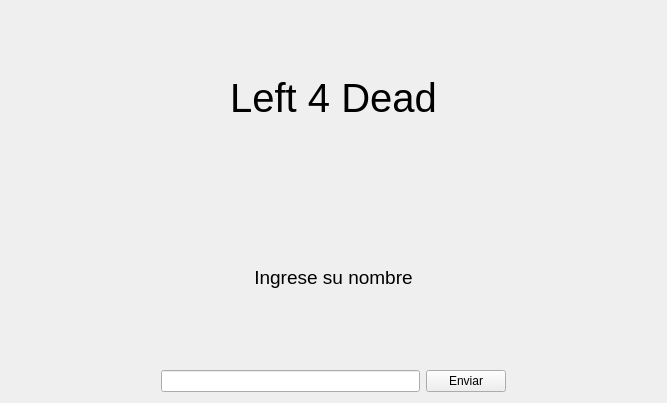
Before: the Qt Designer form qt/Lobby.ui in BMQuiroga/TP-FINAL-TALLER-1, drawn with Qt 5.
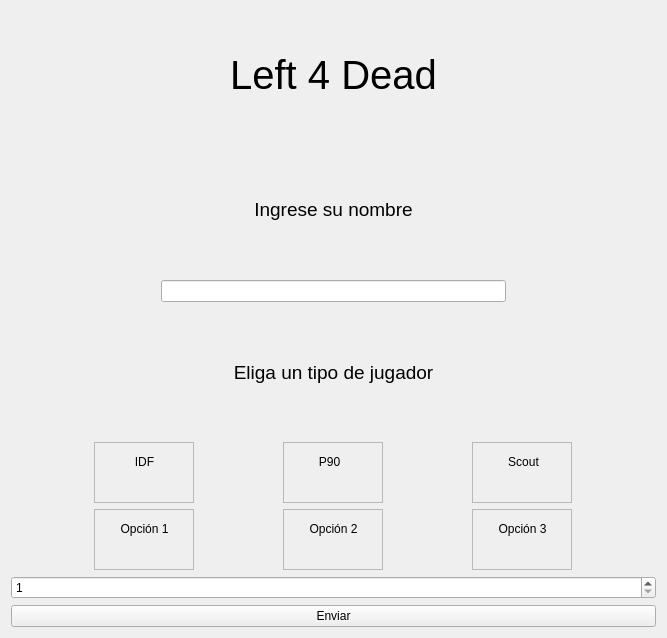
After: the same form once the commit is applied.

Commit message: feat(Jugador-puede-elegir-tipo-de-arma): En el lobby, en el mismo momento en que el jugador elige el nombre, también elige el tipo de arma que puede utilizar

Diff of the .ui file:
```diff
--- a/qt/Lobby.ui
+++ b/qt/Lobby.ui
@@ -7,14 +7,14 @@
     <x>0</x>
     <y>0</y>
     <width>667</width>
-    <height>403</height>
+    <height>638</height>
    </rect>
   </property>
   <property name="windowTitle">
    <string>Form</string>
   </property>
-  <layout class="QVBoxLayout" name="verticalLayout">
-   <item>
+  <layout class="QGridLayout" name="gridLayout">
+   <item row="0" column="0">
     <widget class="QLabel" name="label_2">
      <property name="font">
       <font>
@@ -29,7 +29,7 @@
      </property>
     </widget>
    </item>
-   <item>
+   <item row="1" column="0">
     <widget class="QLabel" name="label">
      <property name="font">
       <font>
@@ -44,7 +44,7 @@
      </property>
     </widget>
    </item>
-   <item>
+   <item row="2" column="0">
     <layout class="QHBoxLayout" name="horizontalLayout">
      <property name="leftMargin">
       <number>150</number>
@@ -58,15 +58,251 @@
      <item>
       <widget class="QLineEdit" name="inputName"/>
      </item>
+    </layout>
+   </item>
+   <item row="3" column="0">
+    <widget class="QLabel" name="label_3">
+     <property name="font">
+      <font>
+       <pointsize>14</pointsize>
+      </font>
+     </property>
+     <property name="text">
+      <string>Eliga un tipo de jugador</string>
+     </property>
+     <property name="alignment">
+      <set>Qt::AlignCenter</set>
+     </property>
+    </widget>
+   </item>
+   <item row="4" column="0">
+    <layout class="QVBoxLayout" name="verticalLayout">
      <item>
-      <widget class="QPushButton" name="buttonName">
-       <property name="text">
-        <string>Enviar</string>
+      <layout class="QHBoxLayout" name="horizontalLayout_3">
+       <item>
+        <widget class="QFrame" name="frame_2">
+         <property name="maximumSize">
+          <size>
+           <width>100</width>
+           <height>16777215</height>
+          </size>
+         </property>
+         <property name="styleSheet">
+          <string notr="true"/>
+         </property>
+         <property name="frameShape">
+          <enum>QFrame::StyledPanel</enum>
+         </property>
+         <property name="frameShadow">
+          <enum>QFrame::Raised</enum>
+         </property>
+         <widget class="QLabel" name="label_7">
+          <property name="geometry">
+           <rect>
+            <x>0</x>
+            <y>10</y>
+            <width>101</width>
+            <height>20</height>
+           </rect>
+          </property>
+          <property name="text">
+           <string>IDF</string>
+          </property>
+          <property name="alignment">
+           <set>Qt::AlignCenter</set>
+          </property>
+         </widget>
+        </widget>
+       </item>
+       <item>
+        <widget class="QFrame" name="frame_3">
+         <property name="maximumSize">
+          <size>
+           <width>100</width>
+           <height>16777215</height>
+          </size>
+         </property>
+         <property name="frameShape">
+          <enum>QFrame::StyledPanel</enum>
+         </property>
+         <property name="frameShadow">
+          <enum>QFrame::Raised</enum>
+         </property>
+         <widget class="QLabel" name="label_8">
+          <property name="geometry">
+           <rect>
+            <x>-4</x>
+            <y>10</y>
+            <width>101</width>
+            <height>20</height>
+           </rect>
+          </property>
+          <property name="text">
+           <string>P90</string>
+          </property>
+          <property name="alignment">
+           <set>Qt::AlignCenter</set>
+          </property>
+         </widget>
+        </widget>
+       </item>
+       <item>
+        <widget class="QFrame" name="frame">
+         <property name="maximumSize">
+          <size>
+           <width>100</width>
+           <height>16777215</height>
+          </size>
+         </property>
+         <property name="frameShape">
+          <enum>QFrame::StyledPanel</enum>
+         </property>
+         <property name="frameShadow">
+          <enum>QFrame::Raised</enum>
+         </property>
+         <widget class="QLabel" name="label_9">
+          <property name="geometry">
+           <rect>
+            <x>6</x>
+            <y>10</y>
+            <width>91</width>
+            <height>20</height>
+           </rect>
+          </property>
+          <property name="text">
+           <string>Scout</string>
+          </property>
+          <property name="alignment">
+           <set>Qt::AlignCenter</set>
+          </property>
+         </widget>
+        </widget>
+       </item>
+      </layout>
+     </item>
+     <item>
+      <layout class="QHBoxLayout" name="horizontalLayout_4">
+       <item>
+        <widget class="QFrame" name="player_1_option">
+         <property name="maximumSize">
+          <size>
+           <width>100</width>
+           <height>16777215</height>
+          </size>
+         </property>
+         <property name="frameShape">
+          <enum>QFrame::StyledPanel</enum>
+         </property>
+         <property name="frameShadow">
+          <enum>QFrame::Raised</enum>
+         </property>
+         <widget class="QLabel" name="label_4">
+          <property name="geometry">
+           <rect>
+            <x>0</x>
+            <y>10</y>
+            <width>101</width>
+            <height>20</height>
+           </rect>
+          </property>
+          <property name="text">
+           <string>Opción 1</string>
+          </property>
+          <property name="alignment">
+           <set>Qt::AlignCenter</set>
+          </property>
+         </widget>
+        </widget>
+       </item>
+       <item>
+        <widget class="QFrame" name="player_2_option">
+         <property name="maximumSize">
+          <size>
+           <width>100</width>
+           <height>16777215</height>
+          </size>
+         </property>
+         <property name="frameShape">
+          <enum>QFrame::StyledPanel</enum>
+         </property>
+         <property name="frameShadow">
+          <enum>QFrame::Raised</enum>
+         </property>
+         <widget class="QLabel" name="label_5">
+          <property name="geometry">
+           <rect>
+            <x>0</x>
+            <y>10</y>
+            <width>101</width>
+            <height>20</height>
+           </rect>
+          </property>
+          <property name="text">
+           <string>Opción 2</string>
+          </property>
+          <property name="alignment">
+           <set>Qt::AlignCenter</set>
+          </property>
+         </widget>
+        </widget>
+       </item>
+       <item>
+        <widget class="QFrame" name="player_3_option">
+         <property name="maximumSize">
+          <size>
+           <width>100</width>
+           <height>16777215</height>
+          </size>
+         </property>
+         <property name="frameShape">
+          <enum>QFrame::StyledPanel</enum>
+         </property>
+         <property name="frameShadow">
+          <enum>QFrame::Raised</enum>
+         </property>
+         <widget class="QLabel" name="label_6">
+          <property name="geometry">
+           <rect>
+            <x>0</x>
+            <y>10</y>
+            <width>101</width>
+            <height>20</height>
+           </rect>
+          </property>
+          <property name="text">
+           <string>Opción 3</string>
+          </property>
+          <property name="alignment">
+           <set>Qt::AlignCenter</set>
+          </property>
+         </widget>
+        </widget>
+       </item>
+      </layout>
+     </item>
+    </layout>
+   </item>
+   <item row="5" column="0">
+    <layout class="QHBoxLayout" name="horizontalLayout_2">
+     <item>
+      <widget class="QSpinBox" name="playerType">
+       <property name="minimum">
+        <number>1</number>
+       </property>
+       <property name="maximum">
+        <number>3</number>
        </property>
       </widget>
      </item>
     </layout>
    </item>
+   <item row="6" column="0">
+    <widget class="QPushButton" name="buttonName">
+     <property name="text">
+      <string>Enviar</string>
+     </property>
+    </widget>
+   </item>
   </layout>
  </widget>
  <resources/>
```
Left out of the diff: 4 changed lines with no effect on the pictures. The commit also changes 16 other files.
